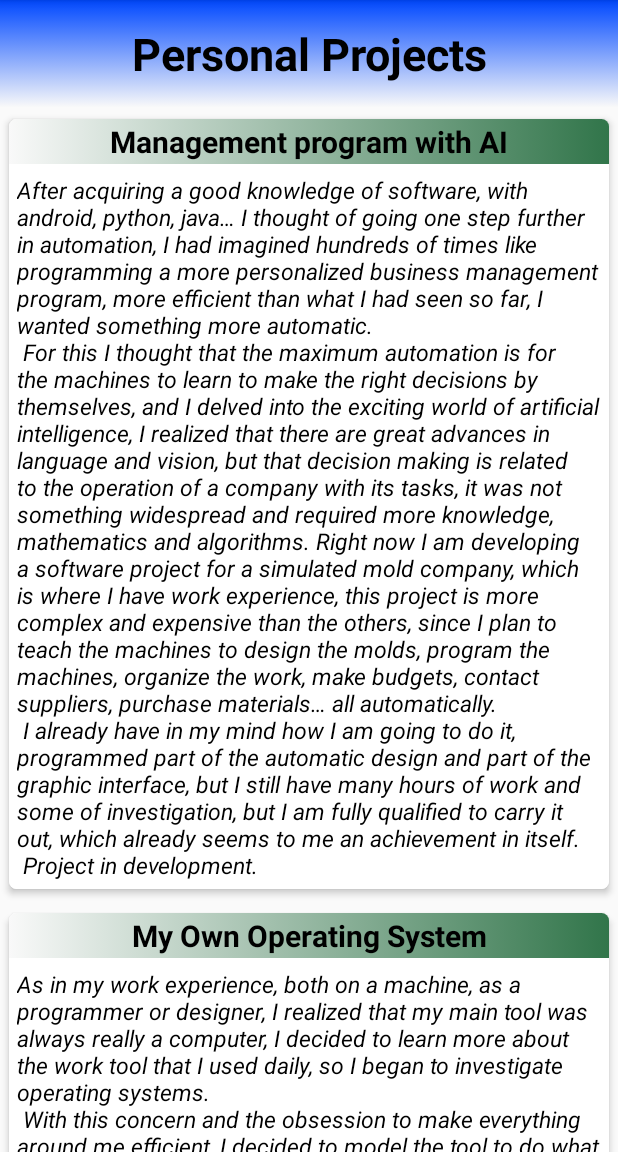
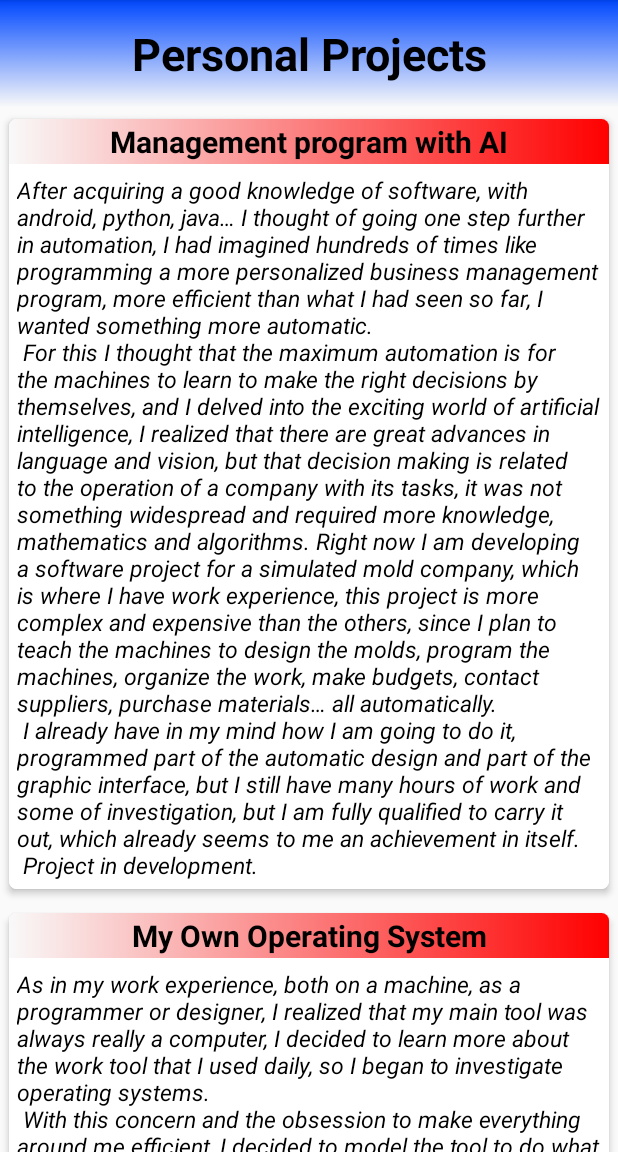
Before and after one commit to mecaiskionic/curriculum, an Android app: the fragment Projectes shown on its own in the app's theme, on a phone screen of 412 x 824 dp, the part 84-1236 px from its top. Run offline under Robolectric (Android 15) with nearby library versions, the phone set to English and light mode, and no system bars.

Commit message:
Cards diferents per a els projectes

```diff
--- /dev/null
+++ b/app/src/main/java/com/mecaiskitronic/curriculum/fragments/AdaptadorCards2.java
@@ -0,0 +1,55 @@
+package com.mecaiskitronic.curriculum.fragments;
+
+import android.view.LayoutInflater;
+import android.view.View;
+import android.view.ViewGroup;
+import android.widget.TextView;
+
+import androidx.annotation.NonNull;
+import androidx.recyclerview.widget.RecyclerView;
+
+import com.mecaiskitronic.curriculum.R;
+import com.mecaiskitronic.curriculum.fragments.principals.Carta;
+
+import java.util.ArrayList;
+
+public class AdaptadorCards2 extends RecyclerView.Adapter<AdaptadorCards2.ViewHolderCards> {
+
+    ArrayList<Carta> listaCartas;
+
+    public AdaptadorCards2(ArrayList<Carta> listaCartas) {
+        this.listaCartas = listaCartas;
+    }
+
+    @Override
+    public ViewHolderCards onCreateViewHolder(@NonNull ViewGroup parent, int viewType) {
+        View vista= LayoutInflater.from(parent.getContext()).inflate(R.layout.item_list2,null,false);
+        return new ViewHolderCards(vista);
+    }
+
+    @Override
+    public void onBindViewHolder(@NonNull ViewHolderCards holder, int position) {
+
+        holder.capsalera.setText(listaCartas.get(position).getTitul());
+        holder.dada.setText(listaCartas.get(position).getDescripcio());
+
+    }
+
+    @Override
+    public int getItemCount() {
+        return listaCartas.size();
+    }
+
+    public class ViewHolderCards extends RecyclerView.ViewHolder {
+
+        TextView capsalera, dada;
+        public ViewHolderCards(@NonNull View itemView) {
+
+            super(itemView);
+            capsalera=itemView.findViewById(R.id.titulConeixement);
+            dada=itemView.findViewById(R.id.coneixementsList);
+        }
+
+
+    }
+}
--- a/app/src/main/java/com/mecaiskitronic/curriculum/fragments/principals/Projectes.java
+++ b/app/src/main/java/com/mecaiskitronic/curriculum/fragments/principals/Projectes.java
@@ -10,8 +10,9 @@ import android.view.LayoutInflater;
 import android.view.View;
 import android.view.ViewGroup;
 
-import com.mecaiskitronic.curriculum.AdaptadorCards;
+
 import com.mecaiskitronic.curriculum.R;
+import com.mecaiskitronic.curriculum.fragments.AdaptadorCards2;
 
 import java.util.ArrayList;
 
@@ -42,7 +43,7 @@ public class Projectes extends Fragment {
 
         LlenarInfo();
 
-        AdaptadorCards adaptador=new AdaptadorCards(listaCartas);
+        AdaptadorCards2 adaptador=new AdaptadorCards2(listaCartas);
         listado.setAdapter(adaptador);
         return VISTA;
     }
--- /dev/null
+++ b/app/src/main/res/drawable/titul_carta2.xml
@@ -0,0 +1,13 @@
+<?xml version="1.0" encoding="utf-8"?>
+<selector xmlns:android="http://schemas.android.com/apk/res/android">
+    <item>
+        <shape>
+            <gradient android:type="linear"
+
+                android:startColor="@color/colorAccent"
+                android:endColor="@color/fondotitulcarta2"
+                android:angle="0"></gradient>
+
+        </shape>
+    </item>
+</selector>
--- /dev/null
+++ b/app/src/main/res/layout/item_list2.xml
@@ -0,0 +1,23 @@
+<?xml version="1.0" encoding="utf-8"?>
+<androidx.cardview.widget.CardView xmlns:android="http://schemas.android.com/apk/res/android"
+    xmlns:app="http://schemas.android.com/apk/res-auto"
+    android:id="@+id/cartaConeixements"
+    style="@style/Carta">
+
+    <LinearLayout
+        android:layout_width="match_parent"
+        android:layout_height="match_parent"
+        android:orientation="vertical">
+
+        <TextView
+            android:id="@+id/titulConeixement"
+            style="@style/TitulCarta2"
+            android:text="TextView" />
+
+        <TextView
+            android:id="@+id/coneixementsList"
+            style="@style/TextCarta"
+            android:text="TextView" />
+    </LinearLayout>
+
+</androidx.cardview.widget.CardView>
--- a/app/src/main/res/values/colors.xml
+++ b/app/src/main/res/values/colors.xml
@@ -22,6 +22,7 @@
 
     <color name="titulCarta">#000000</color>
     <color name="fondotitulcarta">#31754A</color>
+    <color name="fondotitulcarta2">#FF0000</color>
     <color name="textCarta">#000000</color>
     <color name="SeparadorCarta">#000000</color>
     <color name="fondoCarta">#ffffff</color>
--- a/app/src/main/res/values/strings.xml
+++ b/app/src/main/res/values/strings.xml
@@ -270,7 +270,7 @@
          so I programmed this application for my resume.\n\n
          So I thought it would be a problem that many people would have. I started programming a generic app, bought hardware and set up my own server,
          I programmed a database with mysql, I started paying for a static ip and I posted the application on google play.
-         Since I couldn't dedicate the time required to maintain an App with these characteristics, I decided to turn off the server and remove it.\n
+         Since I couldn\'t dedicate the time required to maintain an App with these characteristics, I decided to turn off the server and remove it.\n
          Project Done.
 
     </string>
--- a/app/src/main/res/values/styles.xml
+++ b/app/src/main/res/values/styles.xml
@@ -141,6 +141,18 @@
         <item name="android:textColor">@color/titulCarta</item>
         <item name="android:background">@drawable/titul_carta</item>
     </style>
+    <style name="TitulCarta2">
+        <item name="android:layout_width">match_parent</item>
+        <item name="android:layout_height">wrap_content</item>
+        <item name="android:padding">@dimen/padingtitulCarta</item>
+        <item name="android:textSize">@dimen/titulCarta</item>
+        <item name="android:layout_marginBottom">@dimen/separadortitul</item>
+        <item name="android:gravity">center_horizontal</item>
+        <item name="android:layout_gravity">center</item>
+        <item name="android:textStyle">bold</item>
+        <item name="android:textColor">@color/titulCarta</item>
+        <item name="android:background">@drawable/titul_carta2</item>
+    </style>
 
     <style name="TextCarta">
         <item name="android:layout_width">match_parent</item>
```
Also changed, not shown: 2 other files.
